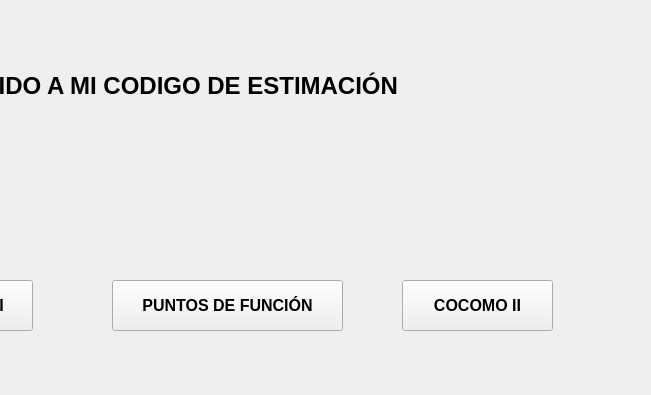
First picture: the form in principal.ui, repository Richard022R/proyecto-pyqt5, before the edit; both pictures show x 178 to 829 and y 0 to 395 of the 829 by 616 pixel window.
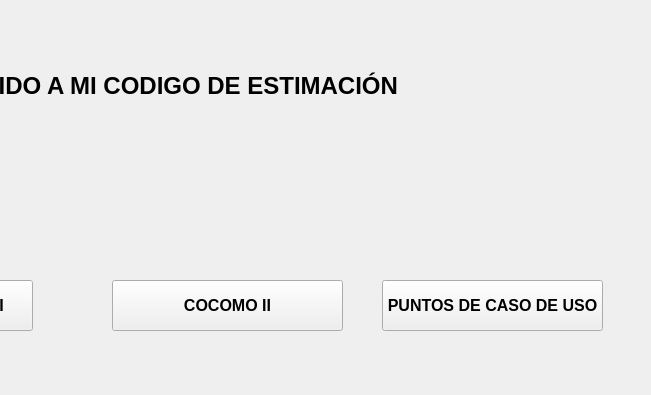
Second picture: the form after the edit. Icons and pictures are not drawn.

Commit message: puntos de funcion_2

Patch:
```diff
--- a/principal.ui
+++ b/principal.ui
@@ -77,9 +77,9 @@
    <widget class="QPushButton" name="pushButton_1">
     <property name="geometry">
      <rect>
-      <x>580</x>
+      <x>560</x>
       <y>280</y>
-      <width>151</width>
+      <width>221</width>
       <height>51</height>
      </rect>
     </property>
@@ -91,7 +91,7 @@
      </font>
     </property>
     <property name="text">
-     <string>COCOMO II</string>
+     <string>PUNTOS DE CASO DE USO</string>
     </property>
    </widget>
    <widget class="QPushButton" name="pushButton_3">
@@ -111,7 +111,7 @@
      </font>
     </property>
     <property name="text">
-     <string>PUNTOS DE FUNCIÓN</string>
+     <string>COCOMO II</string>
     </property>
    </widget>
    <widget class="QLabel" name="label_2">
@@ -155,10 +155,10 @@
    <widget class="QLabel" name="label_4">
     <property name="geometry">
      <rect>
-      <x>580</x>
+      <x>610</x>
       <y>140</y>
-      <width>151</width>
-      <height>131</height>
+      <width>131</width>
+      <height>121</height>
      </rect>
     </property>
     <property name="text">
```
Left out of the diff: 2 changed lines with no effect on the pictures. The commit also changes 5 other files.
